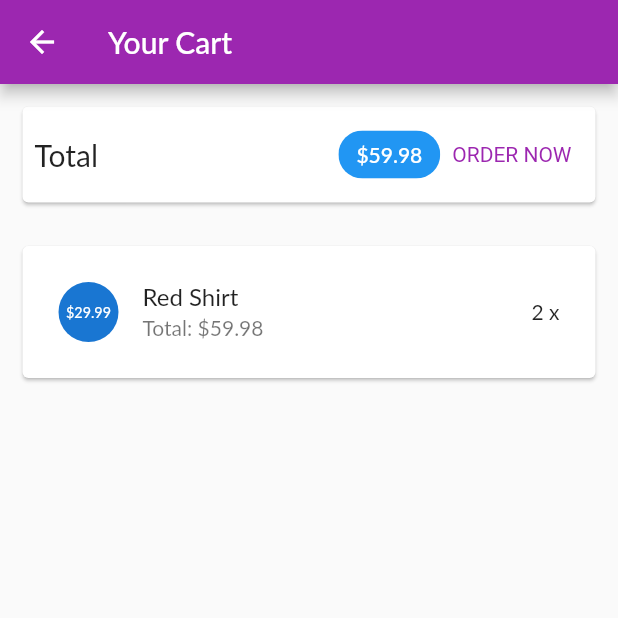
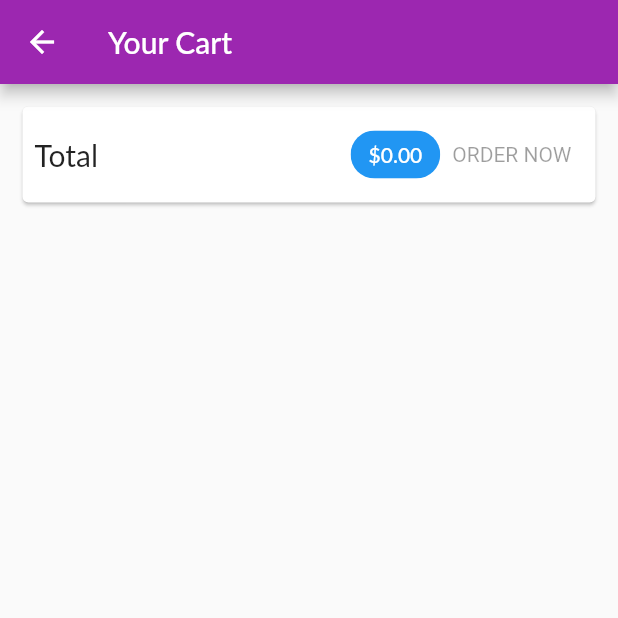
Before and after one commit to minhtam2001/tam, a Flutter app: the CartScreen screen opened by its route, after a tap on "ORDER NOW", on a phone screen of 412 x 824 dp, the top half of it. Run offline on Flutter 3.47's test engine with Material 2 defaults, Android fonts, the phone set to English and light mode, and no system bars; network calls fail; Roboto replaces fonts that are missing (Lato).

Commit message:
Quan ly trang thai voi provider - OrdersManager

```diff
--- a/lib/main.dart
+++ b/lib/main.dart
@@ -24,6 +24,9 @@ class MyApp extends StatelessWidget {
         ),
         ChangeNotifierProvider(
           create: (ctx) => CartManager(),
+        ),
+        ChangeNotifierProvider(
+          create: (ctx) => OrdersManager(),
         ),
       ],
       child: MaterialApp(
--- a/lib/ui/cart/cart_screen.dart
+++ b/lib/ui/cart/cart_screen.dart
@@ -1,4 +1,5 @@
 import 'package:flutter/material.dart';
+import 'package:myshop/ui/orders/order_manager.dart';
 import 'package:provider/provider.dart';
 import 'cart_manager.dart';
 import 'cart_item_card.dart';
@@ -62,8 +63,14 @@ class CartScreen extends StatelessWidget {
               backgroundColor: Theme.of(context).primaryColor,
             ),
             TextButton(
-              onPressed: () {
-                print('An order has been added');
+              onPressed: cart.totalAmount <= 0
+              ? null
+              : () {
+                context.read<OrdersManager>().addOrder(
+                  cart.products,
+                  cart.totalAmount,
+                );
+                cart.clear();
               },
               style:  TextButton.styleFrom(
                 textStyle: TextStyle(color: Theme.of(context).primaryColor),
--- a/lib/ui/orders/order_manager.dart
+++ b/lib/ui/orders/order_manager.dart
@@ -27,4 +27,17 @@ class OrdersManager with ChangeNotifier {
   List<OrderItem> get orders {
     return [..._orders];
   }
+
+  void addOrder(List<CartItem> cartProducts, double total) async {
+    _orders.insert(
+      0,
+      OrderItem(
+        id: 'o${DateTime.now().toIso8601String()}',
+        amount: total,
+        products: cartProducts,
+        dateTime: DateTime.now(),
+      ),
+    );
+    notifyListeners();
+  }
 }
--- a/lib/ui/orders/orders_screen.dart
+++ b/lib/ui/orders/orders_screen.dart
@@ -1,4 +1,5 @@
 import 'package:flutter/material.dart';
+import 'package:provider/provider.dart';
 
 import 'order_manager.dart';
 import 'order_item_card.dart';
@@ -11,15 +12,18 @@ class OrdersScreen extends StatelessWidget {
   @override
   Widget build(BuildContext context) {
     print('building orders');
-    final ordersManager = OrdersManager();
     return Scaffold(
       appBar: AppBar(
         title: const Text('Your Orders'),
       ),
       drawer: const AppDrawer(),
-      body: ListView.builder(
-        itemCount: ordersManager.orderCount,
-        itemBuilder: (ctx, i) => OrderItemCard(ordersManager.orders[i]),
+      body: Consumer<OrdersManager>(
+        builder: (ctx, ordersManager, child){
+          return ListView.builder(
+            itemCount: ordersManager.orderCount,
+            itemBuilder: (ctx, i) => OrderItemCard(ordersManager.orders[i]),
+          );
+        },
       ),
     );
   }
```
